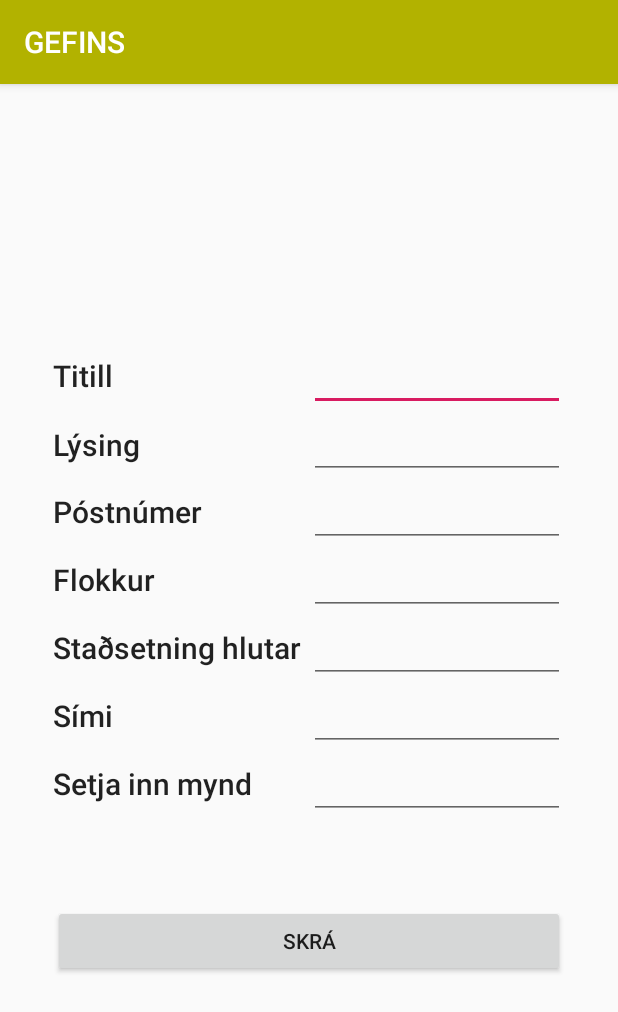
After one commit to Steinalicious/Gefins, an Android app: the AdActivity screen opened directly, with no data from a screen before it, on a phone screen of 412 x 824 dp. The commit adds this screen. Shown: the top 1012 px of the screen. Run offline under Robolectric (Android 15) with nearby library versions, the phone set to English and light mode, and no system bars.

Commit message:
NyAuglysing-skjar

```diff
--- a/app/src/main/AndroidManifest.xml
+++ b/app/src/main/AndroidManifest.xml
@@ -22,6 +22,7 @@
         <activity android:name=".UserActivity"></activity>
         <activity android:name=".MyspaceActivity"></activity>
         <activity android:name=".MainActivity"></activity>
+        <activity android:name=".AdActivity"></activity>
     </application>
 
 </manifest>
--- /dev/null
+++ b/app/src/main/java/com/gefins/AdActivity.java
@@ -0,0 +1,13 @@
+package com.gefins;
+
+import android.os.Bundle;
+import android.support.v7.app.AppCompatActivity;
+
+public class AdActivity extends AppCompatActivity {
+    @Override
+    protected void onCreate(Bundle savedInstanceState) {
+        super.onCreate(savedInstanceState);
+        setContentView(R.layout.activity_ad);
+
+    }
+}
--- a/app/src/main/java/com/gefins/MainActivity.java
+++ b/app/src/main/java/com/gefins/MainActivity.java
@@ -1,13 +1,31 @@
 package com.gefins;
 
+import android.content.Intent;
 import android.os.Bundle;
 import android.support.v7.app.AppCompatActivity;
+import android.view.View;
+import android.widget.Button;
 
 public class MainActivity extends AppCompatActivity {
+
+    private Button createAdBtn;
 
     @Override
     protected void onCreate(Bundle savedInstanceState){
         super.onCreate(savedInstanceState);
         setContentView(R.layout.activity_main);
+
+        createAdBtn = findViewById(R.id.createAdButton);
+
+        // Virknin á "skrá auglýsingu" takkanum
+        createAdBtn.setOnClickListener(new View.OnClickListener() {
+            @Override
+            public void onClick(View v) {
+
+                //Færir frá forsíðu yfir á ný auglýsing skjá
+                Intent intent = new Intent(MainActivity.this, AdActivity.class);
+                startActivity(intent);
+            }
+        });
     }
 }
--- /dev/null
+++ b/app/src/main/res/layout/activity_ad.xml
@@ -0,0 +1,195 @@
+<?xml version="1.0" encoding="utf-8"?>
+<LinearLayout xmlns:android="http://schemas.android.com/apk/res/android"
+    xmlns:app="http://schemas.android.com/apk/res-auto"
+    xmlns:tools="http://schemas.android.com/tools"
+    android:layout_width="match_parent"
+    android:layout_height="match_parent"
+    android:gravity="center|center_vertical"
+    android:orientation="vertical">
+
+    <LinearLayout
+        android:layout_width="341dp"
+        android:layout_height="wrap_content"
+        android:orientation="horizontal">
+
+        <TextView
+            android:id="@+id/title"
+            android:layout_width="match_parent"
+            android:layout_height="wrap_content"
+            android:layout_weight="1"
+            android:labelFor="@id/title_input"
+            android:text="@string/title"
+            android:textAppearance="@android:style/TextAppearance.Material.Title" />
+
+        <EditText
+            android:id="@+id/title_input"
+            android:layout_width="match_parent"
+            android:layout_height="wrap_content"
+            android:layout_weight="1"
+            android:ems="10"
+            android:inputType="textPersonName"
+            tools:ignore="Autofill" />
+    </LinearLayout>
+
+    <LinearLayout
+        android:layout_width="341dp"
+        android:layout_height="wrap_content"
+        android:gravity="center_vertical"
+        android:labelFor="@id/description_input"
+        android:orientation="horizontal">
+
+        <TextView
+            android:id="@+id/description"
+            android:layout_width="match_parent"
+            android:layout_height="wrap_content"
+            android:layout_weight="1"
+            android:labelFor="@id/description"
+            android:text="@string/description"
+            android:textAppearance="@android:style/TextAppearance.Material.Title" />
+
+        <EditText
+            android:id="@+id/description_input"
+            android:layout_width="match_parent"
+            android:layout_height="wrap_content"
+            android:layout_weight="1"
+            android:ems="10"
+            android:inputType="textMultiLine"
+            tools:ignore="Autofill" />
+    </LinearLayout>
+
+    <LinearLayout
+        android:layout_width="341dp"
+        android:layout_height="wrap_content"
+        android:orientation="horizontal">
+
+        <TextView
+            android:id="@+id/zip"
+            android:layout_width="match_parent"
+            android:layout_height="wrap_content"
+            android:layout_weight="1"
+            android:labelFor="@id/zip_input"
+            android:text="@string/zip"
+            android:textAppearance="@android:style/TextAppearance.Material.Title" />
+
+        <EditText
+            android:id="@+id/zip_input"
+            android:layout_width="match_parent"
+            android:layout_height="wrap_content"
+            android:layout_weight="1"
+            android:ems="10"
+            android:inputType="textPostalAddress"
+            android:labelFor="@+id/zip"
+            tools:ignore="Autofill" />
+    </LinearLayout>
+
+    <LinearLayout
+        android:layout_width="341dp"
+        android:layout_height="wrap_content"
+        android:orientation="horizontal">
+
+        <TextView
+            android:id="@+id/category"
+            android:layout_width="match_parent"
+            android:layout_height="wrap_content"
+            android:layout_weight="1"
+            android:labelFor="@id/category_input"
+            android:text="@string/category"
+            android:textAppearance="@android:style/TextAppearance.Material.Title" />
+
+        <EditText
+            android:id="@+id/category_input"
+            android:layout_width="match_parent"
+            android:layout_height="wrap_content"
+            android:layout_weight="1"
+            android:ems="10"
+            android:inputType="textPersonName"
+            tools:ignore="Autofill" />
+    </LinearLayout>
+
+    <LinearLayout
+        android:layout_width="341dp"
+        android:layout_height="wrap_content"
+        android:orientation="horizontal">
+
+        <TextView
+            android:id="@+id/itemLoc"
+            android:layout_width="match_parent"
+            android:layout_height="wrap_content"
+            android:layout_weight="1"
+            android:labelFor="@id/itemLoc_input"
+            android:text="@string/itemLoc"
+            android:textAppearance="@android:style/TextAppearance.Material.Title" />
+
+        <EditText
+            android:id="@+id/itemLoc_input"
+            android:layout_width="match_parent"
+            android:layout_height="wrap_content"
+            android:layout_weight="1"
+            android:ems="10"
+            android:inputType="textPersonName"
+            tools:ignore="Autofill" />
+    </LinearLayout>
+
+    <LinearLayout
+        android:layout_width="341dp"
+        android:layout_height="wrap_content"
+        android:orientation="horizontal">
+
+        <TextView
+            android:id="@+id/phone"
+            android:layout_width="match_parent"
+            android:layout_height="wrap_content"
+            android:layout_weight="1"
+            android:labelFor="@id/phone_input"
+            android:text="@string/phone"
+            android:textAppearance="@android:style/TextAppearance.Material.Title" />
+
+        <EditText
+            android:id="@+id/phone_input"
+            android:layout_width="match_parent"
+            android:layout_height="wrap_content"
+            android:layout_weight="1"
+            android:ems="10"
+            android:inputType="phone"
+            tools:ignore="Autofill" />
+
+    </LinearLayout>
+
+    <LinearLayout
+        android:layout_width="341dp"
+        android:layout_height="wrap_content"
+        android:orientation="horizontal">
+
+        <TextView
+            android:id="@+id/photo"
+            android:layout_width="match_parent"
+            android:layout_height="wrap_content"
+            android:layout_weight="1"
+            android:labelFor="@id/photo_input"
+            android:text="@string/photo"
+            android:textAppearance="@android:style/TextAppearance.Material.Title" />
+
+        <EditText
+            android:id="@+id/photo_input"
+            android:layout_width="match_parent"
+            android:layout_height="wrap_content"
+            android:layout_weight="1"
+            android:ems="10"
+            android:inputType="textPersonName"
+            tools:ignore="Autofill" />
+    </LinearLayout>
+
+    <LinearLayout
+        android:layout_width="341dp"
+        android:layout_height="105dp"
+        android:gravity="bottom"
+        android:orientation="horizontal">
+
+        <Button
+            android:id="@+id/submitAdButton"
+            android:layout_width="match_parent"
+            android:layout_height="wrap_content"
+            android:text="@string/submitAd" />
+    </LinearLayout>
+
+</LinearLayout>
--- a/app/src/main/res/layout/activity_main.xml
+++ b/app/src/main/res/layout/activity_main.xml
@@ -5,7 +5,7 @@
     android:orientation="vertical">
 
     <Button
-        android:id="@+id/button"
+        android:id="@+id/createAdButton"
         android:layout_width="match_parent"
         android:layout_height="64dp"
         android:text="@string/newAd" />
--- a/app/src/main/res/values/strings.xml
+++ b/app/src/main/res/values/strings.xml
@@ -9,4 +9,12 @@
     <string name="username">Notendanafn</string>
     <string name="newAd">Skrá auglýsingu</string>
     <string name="sort">Sía</string>
+    <string name="title">Titill</string>
+    <string name="description">Lýsing</string>
+    <string name="zip">Póstnúmer</string>
+    <string name="category">Flokkur</string>
+    <string name="itemLoc">Staðsetning hlutar</string>
+    <string name="phone">Sími</string>
+    <string name="photo">Setja inn mynd</string>
+    <string name="submitAd">Skrá</string>
 </resources>
```
